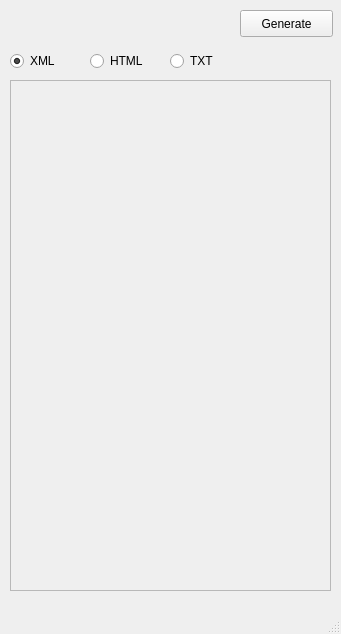
Qt form branches/SandBox/2.0/EPR/trunk/qt/interface/ReportForm.ui (e-foto/e-foto) before a commit.
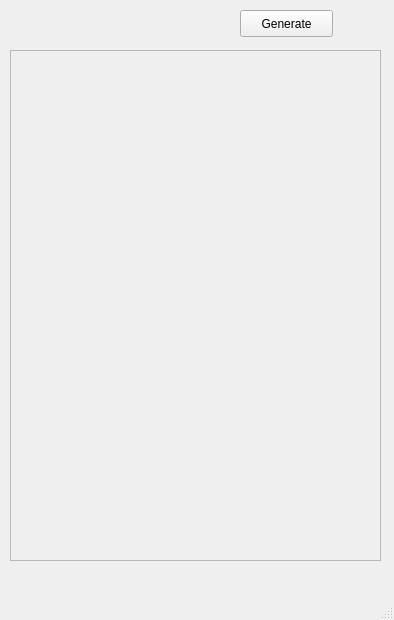
The same form after that commit.

```diff
--- a/branches/SandBox/2.0/EPR/trunk/qt/interface/ReportForm.ui
+++ b/branches/SandBox/2.0/EPR/trunk/qt/interface/ReportForm.ui
@@ -6,8 +6,8 @@
    <rect>
     <x>0</x>
     <y>0</y>
-    <width>341</width>
-    <height>634</height>
+    <width>394</width>
+    <height>620</height>
    </rect>
   </property>
   <property name="windowTitle">
@@ -18,8 +18,8 @@
     <property name="geometry">
      <rect>
       <x>10</x>
-      <y>80</y>
-      <width>321</width>
+      <y>50</y>
+      <width>371</width>
       <height>511</height>
      </rect>
     </property>
@@ -43,48 +43,6 @@
      <string>Generate</string>
     </property>
    </widget>
-   <widget class="QRadioButton" name="radioXmlButton">
-    <property name="geometry">
-     <rect>
-      <x>10</x>
-      <y>50</y>
-      <width>61</width>
-      <height>22</height>
-     </rect>
-    </property>
-    <property name="text">
-     <string>XML</string>
-    </property>
-    <property name="checked">
-     <bool>true</bool>
-    </property>
-   </widget>
-   <widget class="QRadioButton" name="radioHtmlButton">
-    <property name="geometry">
-     <rect>
-      <x>90</x>
-      <y>50</y>
-      <width>71</width>
-      <height>22</height>
-     </rect>
-    </property>
-    <property name="text">
-     <string>HTML</string>
-    </property>
-   </widget>
-   <widget class="QRadioButton" name="radioTxtButton">
-    <property name="geometry">
-     <rect>
-      <x>170</x>
-      <y>50</y>
-      <width>61</width>
-      <height>22</height>
-     </rect>
-    </property>
-    <property name="text">
-     <string>TXT</string>
-    </property>
-   </widget>
   </widget>
   <widget class="QMenuBar" name="menubar">
    <property name="geometry">
```
Left out of the diff: 2 changed lines with no effect on the pictures.
